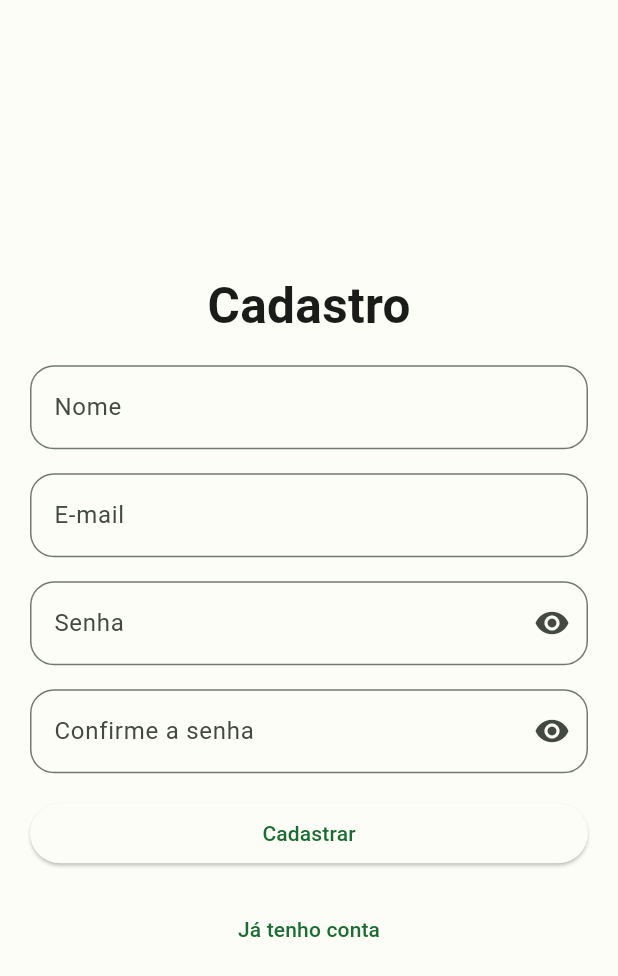
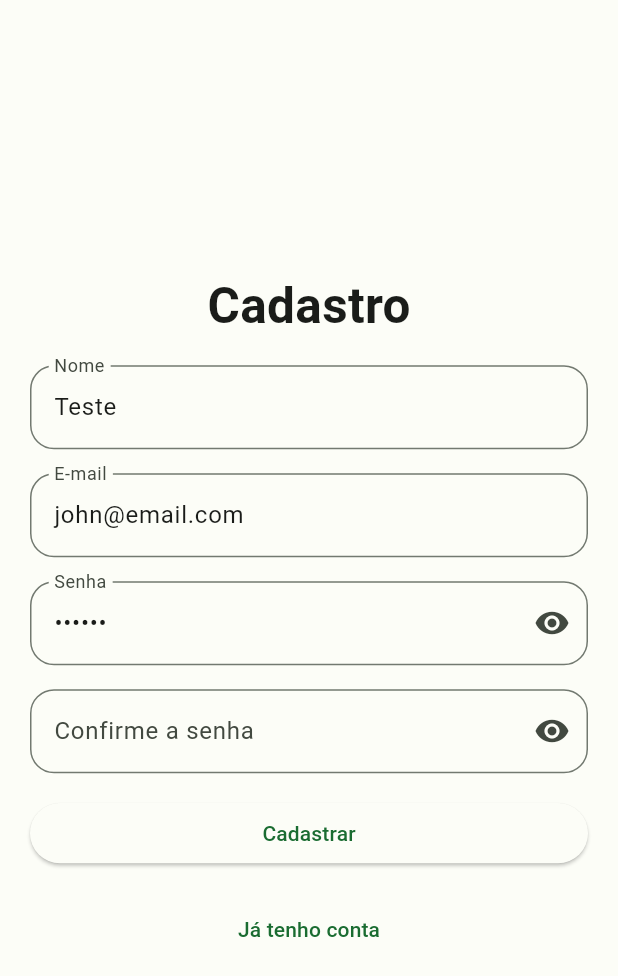
Before and after one commit to John-Rocha/todo_list_clean_architecture, a Flutter app: the SignUpPage screen opened by its route, on a phone screen of 412 x 824 dp. Shown: the top 976 px of the screen. Run offline on Flutter 3.47's test engine with Material 3 defaults, Android fonts, the light colour scheme and no system bars; our stand-ins replace firebase_auth, firebase_core, flutter_bloc, flutter_modular, loading_animation_widget, top_snackbar_flutter; missing offline and left inert: validatorless; accounts and stored records are empty; generated files the repository leaves out were written again.

Commit message:
feat: some tests for signUp

```diff
--- a/lib/src/features/auth/sign_up/sign_up_page.dart
+++ b/lib/src/features/auth/sign_up/sign_up_page.dart
@@ -15,9 +15,9 @@ class SignUpPage extends StatefulWidget {
 }
 
 class _SignUpPageState extends BaseState<SignUpPage, AuthCubit> {
-  final _nameController = TextEditingController();
-  final _emailController = TextEditingController();
-  final _passwordController = TextEditingController();
+  final _nameController = TextEditingController(text: 'Teste');
+  final _emailController = TextEditingController(text: 'john@email.com');
+  final _passwordController = TextEditingController(text: '123456');
 
   bool _isObscurePassword = true;
   bool _isObscureConfirmPassword = true;
--- a/lib/src/features/home/home_page.dart
+++ b/lib/src/features/home/home_page.dart
@@ -60,7 +60,7 @@ class _HomePageState extends BaseState<HomePage, HomeCubit> {
                 mainAxisAlignment: MainAxisAlignment.center,
                 children: [
                   Text(
-                    authService.currentUser!.displayName!,
+                    '${authService.currentUser?.email}',
                     overflow: TextOverflow.ellipsis,
                   ),
                 ],
```
